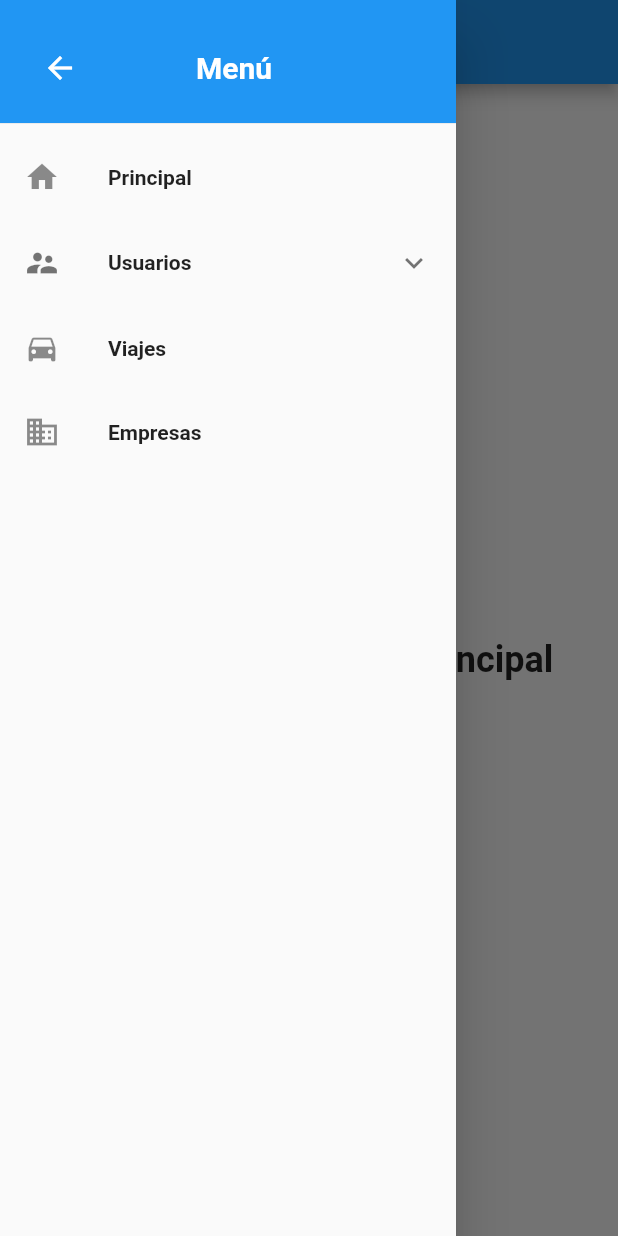
After one commit to deep-skill/silver-express-app, a Flutter app: the PrincipalScreen screen opened by its route, with the side drawer open, on a phone screen of 412 x 824 dp. The commit adds this screen. Run offline on Flutter 3.47's test engine with Material 2 defaults, Android fonts, the phone set to English and light mode, and no system bars; our stand-ins replace flutter_custom_clippers, flutter_dotenv, flutter_vector_icons; missing offline and left inert: auth0_flutter.

Commit message:
Add Screen of the main page and Widgets for dropdown menu
I add the main screen by making the drop-down menu conditioning it by whether it is web or mobile with the screen size.

```diff
--- /dev/null
+++ b/lib/Screens/PrincipalScreen/principal_screen.dart
@@ -0,0 +1,46 @@
+import 'package:flutter/material.dart';
+import 'package:silver_express_app/Widgets/MenuDrawer/drawer_web.dart';
+
+import '../../Widgets/MenuDrawer/drawer_mobile.dart';
+
+class PrincipalScreen extends StatelessWidget {
+  const PrincipalScreen({super.key});
+
+  @override
+  Widget build(BuildContext context) {
+    final screenSize = MediaQuery.of(context).size;
+
+    return Scaffold(
+      appBar: AppBar(
+        title: const Text('Principal'),
+      ),
+      drawer: screenSize.width > 919
+          ? null
+          : const MobilMenu(selectedItem: 'Principal'),
+      body: Row(
+        mainAxisAlignment: MainAxisAlignment.center,
+        children: [
+          if (screenSize.width > 919) ...[
+            const Flexible(
+              flex: 1,
+              child: WebMenu(
+                selectedItem: 'Principal',
+              ),
+            ),
+          ],
+          const Flexible(
+            flex: 3,
+            child: SizedBox(
+              child: Center(
+                child: Text(
+                  'Contenido de la vista principal',
+                  style: TextStyle(fontSize: 24),
+                ),
+              ),
+            ),
+          ),
+        ],
+      ),
+    );
+  }
+}
--- /dev/null
+++ b/lib/Widgets/MenuDrawer/drawer_mobile.dart
@@ -0,0 +1,106 @@
+import 'package:flutter/material.dart';
+
+class MobilMenu extends StatelessWidget {
+  final String selectedItem;
+
+  const MobilMenu({Key? key, required this.selectedItem}) : super(key: key);
+
+  @override
+  Widget build(BuildContext context) {
+    return Drawer(
+      child: ListView(
+        padding: EdgeInsets.zero,
+        children: [
+          SizedBox(
+            height: 90,
+            child: DrawerHeader(
+              decoration: const BoxDecoration(
+                color: Colors.blue,
+              ),
+              child: Row(
+                mainAxisAlignment: MainAxisAlignment.spaceBetween,
+                children: [
+                  IconButton(
+                    icon: const Icon(Icons.arrow_back),
+                    color: Colors.white,
+                    onPressed: () {
+                      Navigator.pop(context); // Cerrar el menú
+                    },
+                  ),
+                  const Text(
+                    'Menú',
+                    style: TextStyle(
+                      fontSize: 20,
+                      fontWeight: FontWeight.bold,
+                      color: Colors.white,
+                    ),
+                  ),
+                  const SizedBox(
+                      width:
+                          40), // Espacio para alinear el ícono de flecha hacia atrás
+                ],
+              ),
+            ),
+          ),
+          ListTile(
+            leading: const Icon(Icons.home),
+            title: const Text('Principal'),
+            selected: selectedItem == 'principal',
+            onTap: () {
+              Navigator.pop(context); // Cerrar el menú
+              Navigator.pushReplacementNamed(
+                  context, '/principal'); // Navegar a la vista principal
+            },
+          ),
+          ExpansionTile(
+            leading: const Icon(Icons.supervisor_account),
+            title: const Text('Usuarios'),
+            initiallyExpanded: selectedItem == 'usuarios',
+            children: [
+              ListTile(
+                leading: const Icon(Icons.person),
+                title: const Text('Gestión de Conductores'),
+                selected: selectedItem == 'conductores',
+                onTap: () {
+                  Navigator.pop(context); // Cerrar el menú
+                  Navigator.pushReplacementNamed(context,
+                      '/conductores'); // Navegar a la vista de gestión de conductores
+                },
+              ),
+              ListTile(
+                leading: const Icon(Icons.person),
+                title: const Text('Gestión de Clientes'),
+                selected: selectedItem == 'clientes',
+                onTap: () {
+                  Navigator.pop(context); // Cerrar el menú
+                  Navigator.pushReplacementNamed(context,
+                      '/clientes'); // Navegar a la vista de gestión de clientes
+                },
+              ),
+            ],
+          ),
+          ListTile(
+            leading: const Icon(Icons.directions_car),
+            title: const Text('Viajes'),
+            selected: selectedItem == 'viajes',
+            onTap: () {
+              Navigator.pop(context); // Cerrar el menú
+              Navigator.pushReplacementNamed(
+                  context, '/viajes'); // Navegar a la vista de viajes
+            },
+          ),
+          ListTile(
+            leading: const Icon(Icons.business),
+            title: const Text('Empresas'),
+            selected: selectedItem == 'empresas',
+            onTap: () {
+              Navigator.pop(context); // Cerrar el menú
+              Navigator.pushReplacementNamed(
+                  context, '/empresas'); // Navegar a la vista de empresas
+            },
+          ),
+        ],
+      ),
+    );
+  }
+}
--- /dev/null
+++ b/lib/Widgets/MenuDrawer/drawer_web.dart
@@ -0,0 +1,91 @@
+import 'package:flutter/material.dart';
+
+class WebMenu extends StatelessWidget {
+  final String selectedItem;
+
+  const WebMenu({Key? key, required this.selectedItem}) : super(key: key);
+
+  @override
+  Widget build(BuildContext context) {
+    return SizedBox(
+      child: Column(
+        children: [
+          const SizedBox(
+            height: 120,
+            child: DrawerHeader(
+              decoration: BoxDecoration(
+                color: Colors.blue,
+              ),
+              child: Center(
+                child: Text(
+                  'Menú',
+                  style: TextStyle(
+                    color: Colors.white,
+                    fontSize: 24,
+                  ),
+                ),
+              ),
+            ),
+          ),
+          ListTile(
+            leading: const Icon(Icons.home),
+            title: const Text('Principal'),
+            selected: selectedItem == 'principal',
+            onTap: () {
+              Navigator.pop(context); // Cerrar el menú
+              Navigator.pushReplacementNamed(
+                  context, '/principal'); // Navegar a la vista principal
+            },
+          ),
+          ExpansionTile(
+            leading: const Icon(Icons.supervisor_account),
+            title: const Text('Usuarios'),
+            initiallyExpanded: selectedItem == 'usuarios',
+            children: [
+              ListTile(
+                leading: const Icon(Icons.person),
+                title: const Text('Gestión de Conductores'),
+                selected: selectedItem == 'conductores',
+                onTap: () {
+                  Navigator.pop(context); // Cerrar el menú
+                  Navigator.pushReplacementNamed(context,
+                      '/conductores'); // Navegar a la vista de gestión de conductores
+                },
+              ),
+              ListTile(
+                leading: const Icon(Icons.person),
+                title: const Text('Gestión de Clientes'),
+                selected: selectedItem == 'clientes',
+                onTap: () {
+                  Navigator.pop(context); // Cerrar el menú
+                  Navigator.pushReplacementNamed(context,
+                      '/clientes'); // Navegar a la vista de gestión de clientes
+                },
+              ),
+            ],
+          ),
+          ListTile(
+            leading: const Icon(Icons.directions_car),
+            title: const Text('Viajes'),
+            selected: selectedItem == 'viajes',
+            onTap: () {
+              Navigator.pop(context); // Cerrar el menú
+              Navigator.pushReplacementNamed(
+                  context, '/viajes'); // Navegar a la vista de viajes
+            },
+          ),
+          ListTile(
+            leading: const Icon(Icons.business),
+            title: const Text('Empresas'),
+            selected: selectedItem == 'empresas',
+            onTap: () {
+              Navigator.pop(context); // Cerrar el menú
+              Navigator.pushReplacementNamed(
+                  context, '/empresas'); // Navegar a la vista de empresas
+            },
+          ),
+        ],
+      ),
+    );
+  }
+}
--- a/lib/my_app.dart
+++ b/lib/my_app.dart
@@ -4,6 +4,7 @@ import 'package:flutter/foundation.dart';
 import 'package:flutter/material.dart';
 import 'package:flutter_dotenv/flutter_dotenv.dart';
 import 'package:silver_express_app/Screens/LandingScreen/landing_screen.dart';
+import 'package:silver_express_app/Screens/PrincipalScreen/principal_screen.dart';
 
 class MyApp extends StatefulWidget {
   final Auth0? auth0;
@@ -14,6 +15,7 @@ class MyApp extends StatefulWidget {
 }
 
 class _MyAppState extends State<MyApp> {
+  // ignore: unused_field
   UserProfile? _user;
 
   late Auth0 auth0;
@@ -80,6 +82,7 @@ class _MyAppState extends State<MyApp> {
       initialRoute: '/',
       routes: {
         '/': (context) => LandingScreen(login: login),
+        '/principal': (context) => const PrincipalScreen()
       },
     );
   }
```
Also changed, not shown: lib/Screens/LandingScreen/landing_screen.dart (+8 -1 lines), 1 other file.
